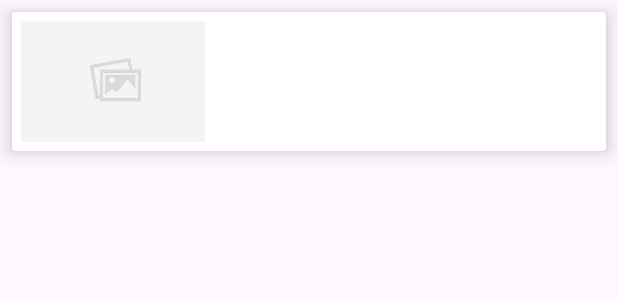
After one commit to Myniv/RakaminFinalTask, an Android app: the layout news_list_items.xml on its own in the app's theme, with its tools: preview values and no code run, on a phone screen of 412 x 824 dp. The commit adds this screen. Shown: the top 300 px of the screen. Run offline under Robolectric (Android 15) with nearby library versions, the phone set to English and light mode, and no system bars.

Commit message:
Feat: Add Layout for news list

```diff
--- a/app/src/main/res/layout/activity_main.xml
+++ b/app/src/main/res/layout/activity_main.xml
@@ -1,18 +1,18 @@
 <?xml version="1.0" encoding="utf-8"?>
-<androidx.constraintlayout.widget.ConstraintLayout xmlns:android="http://schemas.android.com/apk/res/android"
+<androidx.appcompat.widget.LinearLayoutCompat xmlns:android="http://schemas.android.com/apk/res/android"
     xmlns:app="http://schemas.android.com/apk/res-auto"
     xmlns:tools="http://schemas.android.com/tools"
     android:layout_width="match_parent"
     android:layout_height="match_parent"
+    android:orientation="vertical"
     tools:context=".MainActivity">
 
-    <TextView
-        android:layout_width="wrap_content"
-        android:layout_height="wrap_content"
-        android:text="Hello World!"
-        app:layout_constraintBottom_toBottomOf="parent"
-        app:layout_constraintEnd_toEndOf="parent"
-        app:layout_constraintStart_toStartOf="parent"
-        app:layout_constraintTop_toTopOf="parent" />
+    <androidx.recyclerview.widget.RecyclerView
+        android:id="@+id/recycle_news_list"
+        android:layout_width="match_parent"
+        android:layout_height="match_parent"
+        android:layout_margin="8dp">
 
-</androidx.constraintlayout.widget.ConstraintLayout>
+    </androidx.recyclerview.widget.RecyclerView>
+
+</androidx.appcompat.widget.LinearLayoutCompat>
--- /dev/null
+++ b/app/src/main/res/layout/news_list_items.xml
@@ -0,0 +1,62 @@
+<?xml version="1.0" encoding="utf-8"?>
+<androidx.cardview.widget.CardView xmlns:android="http://schemas.android.com/apk/res/android"
+    xmlns:app="http://schemas.android.com/apk/res-auto"
+    android:id="@+id/main_container"
+    android:layout_width="match_parent"
+    android:layout_height="wrap_content"
+    app:cardElevation="8dp"
+    android:layout_margin="8dp">
+
+    <LinearLayout
+        android:layout_width="match_parent"
+        android:layout_height="wrap_content"
+        android:orientation="horizontal"
+        android:weightSum="3"
+        android:layout_margin="6dp">
+
+        <ImageView
+            android:id="@+id/img_headline"
+            android:layout_weight="1"
+            android:layout_width="0dp"
+            android:layout_height="match_parent"
+            android:src="@drawable/not_available"
+            android:scaleType="centerCrop">
+
+        </ImageView>
+
+        <LinearLayout
+            android:orientation="vertical"
+            android:layout_margin="8dp"
+            android:layout_width="0dp"
+            android:layout_height="wrap_content"
+            android:layout_weight="2">
+
+            <TextView
+                android:layout_width="match_parent"
+                android:layout_height="wrap_content"
+                android:id="@+id/text_title"
+                android:maxLines="3"
+                android:textSize="22sp"
+                android:textStyle="bold"
+                android:textColor="@color/black">
+
+            </TextView>
+
+            <TextView
+                android:layout_width="match_parent"
+                android:layout_height="wrap_content"
+                android:id="@+id/text_description"
+                android:maxLines="1"
+                android:textSize="22sp"
+                android:textStyle="normal"
+                android:textColor="@color/black"
+                android:layout_marginTop="6dp">
+
+            </TextView>
+
+
+        </LinearLayout>
+
+    </LinearLayout>
+
+</androidx.cardview.widget.CardView>
```
Also changed, not shown: app/src/main/res/drawable/not_available.jpg (added).
